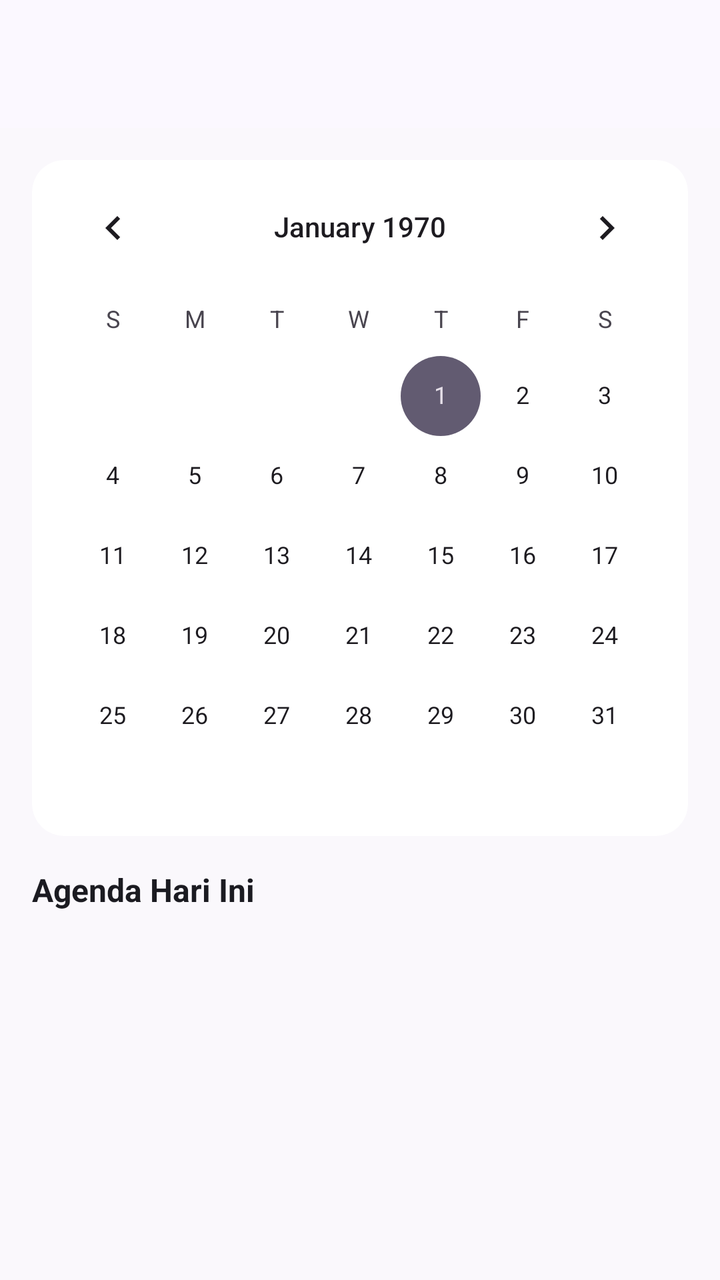
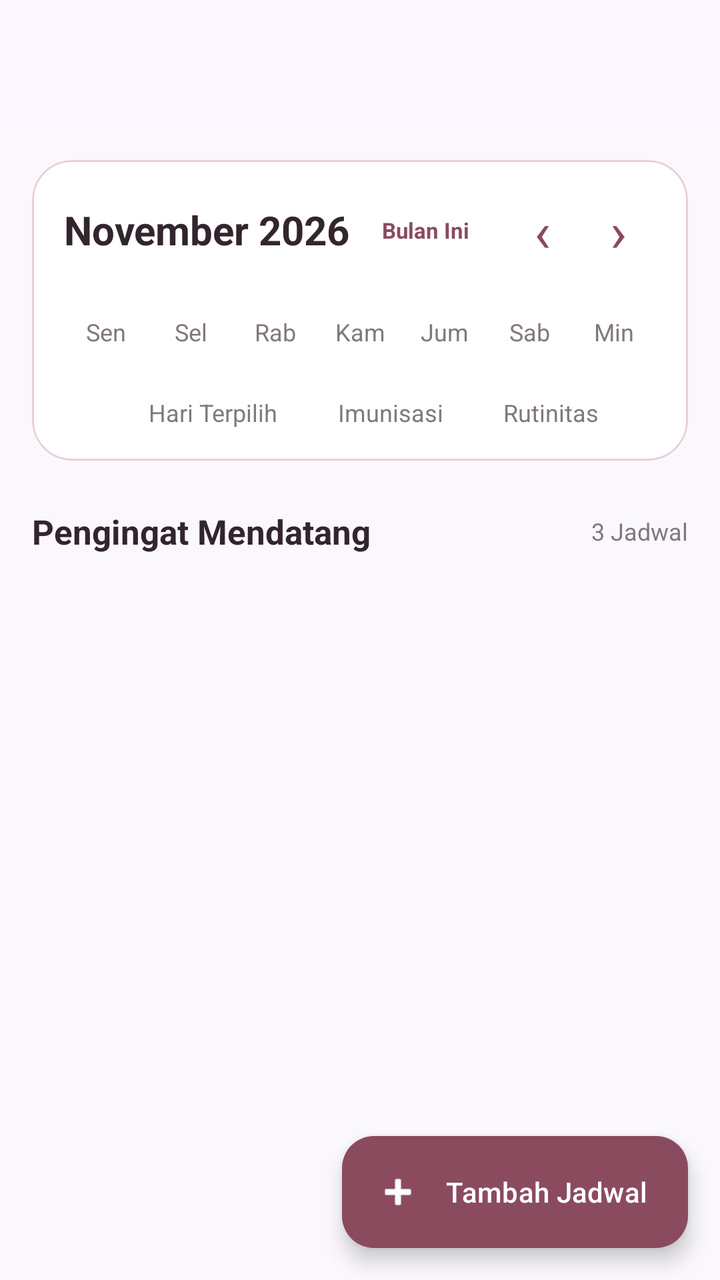

Screens rendered from an Android XML layout before and after an edit, with the pre-edit source and the edit as a unified diff.
<!-- AndroidManifest.xml: application theme Theme.Mutia -->
<!-- res/layout/fragment_jadwal.xml -->
<?xml version="1.0" encoding="utf-8"?>
<androidx.coordinatorlayout.widget.CoordinatorLayout
    xmlns:android="http://schemas.android.com/apk/res/android"
    xmlns:app="http://schemas.android.com/apk/res-auto"
    xmlns:tools="http://schemas.android.com/tools"
    android:layout_width="match_parent"
    android:layout_height="match_parent"
    android:background="#FAF8FC"
    tools:context=".Jadwal.JadwalFragment">

    
    <com.google.android.material.appbar.AppBarLayout
        android:id="@+id/appBarLayout"
        android:layout_width="match_parent"
        android:layout_height="wrap_content"
        android:theme="@style/ThemeOverlay.MaterialComponents.Light"
        app:elevation="0dp">

        <androidx.appcompat.widget.Toolbar
            android:id="@+id/toolbar"
            android:layout_width="match_parent"
            android:layout_height="?attr/actionBarSize"
            android:background="#FBF8FF"
            app:subtitleTextColor="#8A4B5E"
            app:titleTextColor="#1B1B21" />

    </com.google.android.material.appbar.AppBarLayout>

    
    <androidx.core.widget.NestedScrollView
        android:layout_width="match_parent"
        android:layout_height="match_parent"
        android:fillViewport="true"
        app:layout_behavior="@string/appbar_scrolling_view_behavior">

        <LinearLayout
            android:layout_width="match_parent"
            android:layout_height="wrap_content"
            android:orientation="vertical"
            android:padding="16dp">

            
            <com.google.android.material.card.MaterialCardView
                android:layout_width="match_parent"
                android:layout_height="wrap_content"
                android:layout_marginBottom="16dp"
                app:cardBackgroundColor="@color/white"
                app:cardCornerRadius="16dp"
                app:cardElevation="0dp"
                app:strokeWidth="0dp">

                <CalendarView
                    android:id="@+id/calendarView"
                    android:layout_width="match_parent"
                    android:layout_height="wrap_content" />

            </com.google.android.material.card.MaterialCardView>

            
            <TextView
                android:id="@+id/tvSelectedDateHeader"
                android:layout_width="wrap_content"
                android:layout_height="wrap_content"
                android:layout_marginBottom="12dp"
                android:text="Agenda Hari Ini"
                android:textColor="#1B1B21"
                android:textSize="16sp"
                android:textStyle="bold" />

            
            <ListView
                android:id="@+id/listJadwal"
                android:layout_width="match_parent"
                android:layout_height="350dp"
                android:divider="@null"
                android:dividerHeight="8dp"
                android:nestedScrollingEnabled="true" />

        </LinearLayout>
    </androidx.core.widget.NestedScrollView>

</androidx.coordinatorlayout.widget.CoordinatorLayout>
<!-- resources referenced by this layout -->
<resources>
  <color name="white">#FFFFFFFF</color>
  <style name="Theme.Mutia" parent="Base.Theme.Mutia" />
  <style name="Base.Theme.Mutia" parent="Theme.Material3.DayNight.NoActionBar">
          
          
      </style>
</resources>

<!-- the commit's change to res/layout/fragment_jadwal.xml (unified diff, before → after) -->
@@ -10,7 +10,6 @@
 
     
     <com.google.android.material.appbar.AppBarLayout
-        android:id="@+id/appBarLayout"
         android:layout_width="match_parent"
         android:layout_height="wrap_content"
         android:theme="@style/ThemeOverlay.MaterialComponents.Light"
@@ -21,6 +20,7 @@
             android:layout_width="match_parent"
             android:layout_height="?attr/actionBarSize"
             android:background="#FBF8FF"
+            app:layout_scrollFlags="scroll|enterAlways"
             app:subtitleTextColor="#8A4B5E"
             app:titleTextColor="#1B1B21" />
 
@@ -30,7 +30,9 @@
     <androidx.core.widget.NestedScrollView
         android:layout_width="match_parent"
         android:layout_height="match_parent"
+        android:clipToPadding="false"
         android:fillViewport="true"
+        android:paddingBottom="90dp"
         app:layout_behavior="@string/appbar_scrolling_view_behavior">
 
         <LinearLayout
@@ -43,40 +45,362 @@
             <com.google.android.material.card.MaterialCardView
                 android:layout_width="match_parent"
                 android:layout_height="wrap_content"
-                android:layout_marginBottom="16dp"
-                app:cardBackgroundColor="@color/white"
-                app:cardCornerRadius="16dp"
+                app:cardBackgroundColor="#FFFFFF"
+                app:cardCornerRadius="20dp"
                 app:cardElevation="0dp"
-                app:strokeWidth="0dp">
-
-                <CalendarView
-                    android:id="@+id/calendarView"
+                app:strokeColor="#E8CFDC"
+                app:strokeWidth="1dp">
+
+                <LinearLayout
                     android:layout_width="match_parent"
-                    android:layout_height="wrap_content" />
+                    android:layout_height="wrap_content"
+                    android:orientation="vertical"
+                    android:padding="16dp">
+
+                    
+                    <LinearLayout
+                        android:layout_width="match_parent"
+                        android:layout_height="wrap_content"
+                        android:gravity="center_vertical"
+                        android:orientation="horizontal">
+
+                        <TextView
+                            android:id="@+id/tvBulanTahun"
+                            android:layout_width="wrap_content"
+                            android:layout_height="wrap_content"
+                            android:text="November 2026"
+                            android:textColor="#33252D"
+                            android:textSize="20sp"
+                            android:textStyle="bold" />
+
+                        <TextView
+                            android:id="@+id/tvBulanIni"
+                            android:layout_width="wrap_content"
+                            android:layout_height="wrap_content"
+                            android:layout_marginStart="8dp"
+                            android:paddingHorizontal="8dp"
+                            android:paddingVertical="2dp"
+                            android:text="Bulan Ini"
+                            android:textColor="#8A4B5E"
+                            android:textSize="11sp"
+                            android:textStyle="bold" />
+
+                        <View
+                            android:layout_width="0dp"
+                            android:layout_height="0dp"
+                            android:layout_weight="1" />
+
+                        <TextView
+                            android:id="@+id/btnBulanSebelumnya"
+                            android:layout_width="38dp"
+                            android:layout_height="38dp"
+                            android:background="?attr/selectableItemBackgroundBorderless"
+                            android:contentDescription="Bulan sebelumnya"
+                            android:gravity="center"
+                            android:text="‹"
+                            android:textColor="#8A4B5E"
+                            android:textSize="28sp" />
+
+                        <TextView
+                            android:id="@+id/btnBulanBerikutnya"
+                            android:layout_width="38dp"
+                            android:layout_height="38dp"
+                            android:background="?attr/selectableItemBackgroundBorderless"
+                            android:contentDescription="Bulan berikutnya"
+                            android:gravity="center"
+                            android:text="›"
+                            android:textColor="#8A4B5E"
+                            android:textSize="28sp" />
+
+                    </LinearLayout>
+
+                    
+                    <GridLayout
+                        android:layout_width="match_parent"
+                        android:layout_height="40dp"
+                        android:layout_marginTop="12dp"
+                        android:columnCount="7">
+
+                        <TextView
+                            android:layout_width="0dp"
+                            android:layout_height="match_parent"
+                            android:layout_columnWeight="1"
+                            android:gravity="center"
+                            android:text="Sen"
+                            android:textColor="#827780"
+                            android:textSize="12sp" />
+
+                        <TextView
+                            android:layout_width="0dp"
+                            android:layout_height="match_parent"
+                            android:layout_columnWeight="1"
+                            android:gravity="center"
+                            android:text="Sel"
+                            android:textColor="#827780"
+                            android:textSize="12sp" />
+
+                        <TextView
+                            android:layout_width="0dp"
+                            android:layout_height="match_parent"
+                            android:layout_columnWeight="1"
+                            android:gravity="center"
+                            android:text="Rab"
+                            android:textColor="#827780"
+                            android:textSize="12sp" />
+
+                        <TextView
+                            android:layout_width="0dp"
+                            android:layout_height="match_parent"
+                            android:layout_columnWeight="1"
+                            android:gravity="center"
+                            android:text="Kam"
+                            android:textColor="#827780"
+                            android:textSize="12sp" />
+
+                        <TextView
+                            android:layout_width="0dp"
+                            android:layout_height="match_parent"
+                            android:layout_columnWeight="1"
+                            android:gravity="center"
+                            android:text="Jum"
+                            android:textColor="#827780"
+                            android:textSize="12sp" />
+
+                        <TextView
+                            android:layout_width="0dp"
+                            android:layout_height="match_parent"
+                            android:layout_columnWeight="1"
+                            android:gravity="center"
+                            android:text="Sab"
+                            android:textColor="#827780"
+                            android:textSize="12sp" />
+
+                        <TextView
+                            android:layout_width="0dp"
+                            android:layout_height="match_parent"
+                            android:layout_columnWeight="1"
+                            android:gravity="center"
+                            android:text="Min"
+                            android:textColor="#827780"
+                            android:textSize="12sp" />
+
+                    </GridLayout>
+
+                    
+                    <GridLayout
+                        android:id="@+id/gridKalender"
+                        android:layout_width="match_parent"
+                        android:layout_height="wrap_content"
+                        android:alignmentMode="alignMargins"
+                        android:columnCount="7"
+                        android:rowCount="6"
+                        android:useDefaultMargins="false" />
+
+                    
+                    <LinearLayout
+                        android:layout_width="match_parent"
+                        android:layout_height="wrap_content"
+                        android:layout_marginTop="12dp"
+                        android:gravity="center"
+                        android:orientation="horizontal">
+
+                        <View
+                            android:id="@+id/dotLegend1"
+                            android:layout_width="8dp"
+                            android:layout_height="8dp" />
+
+                        <TextView
+                            android:layout_width="wrap_content"
+                            android:layout_height="wrap_content"
+                            android:layout_marginStart="6dp"
+                            android:layout_marginEnd="16dp"
+                            android:text="Hari Terpilih"
+                            android:textColor="#827780"
+                            android:textSize="12sp" />
+
+                        <View
+                            android:id="@+id/dotLegend2"
+                            android:layout_width="8dp"
+                            android:layout_height="8dp" />
+
+                        <TextView
+                            android:layout_width="wrap_content"
+                            android:layout_height="wrap_content"
+                            android:layout_marginStart="6dp"
+                            android:layout_marginEnd="16dp"
+                            android:text="Imunisasi"
+                            android:textColor="#827780"
+                            android:textSize="12sp" />
+
+                        <View
+                            android:id="@+id/dotLegend3"
+                            android:layout_width="8dp"
+                            android:layout_height="8dp" />
+
+                        <TextView
+                            android:layout_width="wrap_content"
+                            android:layout_height="wrap_content"
+                            android:layout_marginStart="6dp"
+                            android:text="Rutinitas"
+                            android:textColor="#827780"
+                            android:textSize="12sp" />
+
+                    </LinearLayout>
+
+                </LinearLayout>
 
             </com.google.android.material.card.MaterialCardView>
 
             
-            <TextView
-                android:id="@+id/tvSelectedDateHeader"
-                android:layout_width="wrap_content"
+            <LinearLayout
+                android:layout_width="match_parent"
                 android:layout_height="wrap_content"
-                android:layout_marginBottom="12dp"
-                android:text="Agenda Hari Ini"
-                android:textColor="#1B1B21"
-                android:textSize="16sp"
-                android:textStyle="bold" />
+                android:layout_marginTop="24dp"
+                android:gravity="center_vertical"
+                android:orientation="horizontal">
+
+                <TextView
+                    android:layout_width="0dp"
+                    android:layout_height="wrap_content"
+                    android:layout_weight="1"
+                    android:text="Pengingat Mendatang"
+                    android:textColor="#33252D"
+                    android:textSize="17sp"
+                    android:textStyle="bold" />
+
+                <TextView
+                    android:id="@+id/tvJumlahPengingat"
+                    android:layout_width="wrap_content"
+                    android:layout_height="wrap_content"
+                    android:text="3 Jadwal"
+                    android:textColor="#827780"
+                    android:textSize="12sp" />
+
+            </LinearLayout>
 
             
             <ListView
-                android:id="@+id/listJadwal"
+                android:id="@+id/listViewJadwal"
                 android:layout_width="match_parent"
-                android:layout_height="350dp"
-                android:divider="@null"
-                android:dividerHeight="8dp"
-                android:nestedScrollingEnabled="true" />
+                android:layout_height="wrap_content"
+                android:layout_marginTop="12dp"
+                android:divider="@android:color/transparent"
+                android:dividerHeight="10dp"
+                android:nestedScrollingEnabled="false"
+                android:overScrollMode="never"
+                android:scrollbars="none"
+                tools:listitem="@layout/item_jadwal" />
+
+            <TextView
+                android:id="@+id/tvJadwalKosong"
+                android:layout_width="match_parent"
+                android:layout_height="wrap_content"
+                android:gravity="center"
+                android:padding="24dp"
+                android:text="Belum ada pengingat mendatang."
+                android:textColor="#827780"
+                android:textSize="13sp"
+                android:visibility="gone" />
 
         </LinearLayout>
+
     </androidx.core.widget.NestedScrollView>
 
+    
+    <com.google.android.material.floatingactionbutton.ExtendedFloatingActionButton
+        android:id="@+id/btnTambahJadwal"
+        android:layout_width="wrap_content"
+        android:layout_height="wrap_content"
+        android:layout_gravity="bottom|end"
+        android:layout_margin="16dp"
+        android:contentDescription="Tambah jadwal"
+        android:text="Tambah Jadwal"
+        android:textColor="#FFFFFF"
+        app:backgroundTint="#8A4B5E"
+        app:icon="@android:drawable/ic_input_add"
+        app:iconTint="#FFFFFF" />
+
 </androidx.coordinatorlayout.widget.CoordinatorLayout>
+<!-- res/layout/item_jadwal.xml (included above) -->
+<?xml version="1.0" encoding="utf-8"?>
+<com.google.android.material.card.MaterialCardView
+    xmlns:android="http://schemas.android.com/apk/res/android"
+    xmlns:app="http://schemas.android.com/apk/res-auto"
+    android:layout_width="match_parent"
+    android:layout_height="wrap_content"
+    app:cardBackgroundColor="#FFFFFF"
+    app:cardCornerRadius="18dp"
+    app:cardElevation="0dp"
+    app:strokeColor="#E8CFDC"
+    app:strokeWidth="1dp">
+
+    <androidx.constraintlayout.widget.ConstraintLayout
+        android:layout_width="match_parent"
+        android:layout_height="wrap_content"
+        android:padding="16dp">
+
+        <ImageView
+            android:id="@+id/iconImg"
+            android:layout_width="52dp"
+            android:layout_height="52dp"
+            android:contentDescription="Ikon jadwal"
+            android:padding="13dp"
+            app:layout_constraintStart_toStartOf="parent"
+            app:layout_constraintTop_toTopOf="parent" />
+
+        <TextView
+            android:id="@+id/textTitle"
+            android:layout_width="0dp"
+            android:layout_height="wrap_content"
+            android:layout_marginStart="14dp"
+            android:layout_marginEnd="8dp"
+            android:text="Judul Jadwal"
+            android:textColor="#33252D"
+            android:textSize="16sp"
+            android:textStyle="bold"
+            app:layout_constraintEnd_toStartOf="@+id/textArrow"
+            app:layout_constraintStart_toEndOf="@+id/iconImg"
+            app:layout_constraintTop_toTopOf="parent" />
+
+        <TextView
+            android:id="@+id/textWaktu"
+            android:layout_width="0dp"
+            android:layout_height="wrap_content"
+            android:layout_marginStart="14dp"
+            android:layout_marginTop="4dp"
+            android:layout_marginEnd="8dp"
+            android:text="10 November 2026 • 09.00 WIB"
+            android:textColor="#827780"
+            android:textSize="12sp"
+            app:layout_constraintEnd_toStartOf="@+id/textArrow"
+            app:layout_constraintStart_toEndOf="@+id/iconImg"
+            app:layout_constraintTop_toBottomOf="@+id/textTitle" />
+
+        <TextView
+            android:id="@+id/textStatus"
+            android:layout_width="wrap_content"
+            android:layout_height="wrap_content"
+            android:layout_marginStart="14dp"
+            android:layout_marginTop="8dp"
+            android:paddingHorizontal="10dp"
+            android:paddingVertical="3dp"
+            android:text="Terjadwal"
+            android:textSize="11sp"
+            android:textStyle="bold"
+            app:layout_constraintStart_toEndOf="@+id/iconImg"
+            app:layout_constraintTop_toBottomOf="@+id/textWaktu" />
+
+        <TextView
+            android:id="@+id/textArrow"
+            android:layout_width="wrap_content"
+            android:layout_height="wrap_content"
+            android:text="›"
+            android:textColor="#B9A5B0"
+            android:textSize="26sp"
+            app:layout_constraintBottom_toBottomOf="parent"
+            app:layout_constraintEnd_toEndOf="parent"
+            app:layout_constraintTop_toTopOf="parent" />
+
+    </androidx.constraintlayout.widget.ConstraintLayout>
+
+</com.google.android.material.card.MaterialCardView>
<!-- resource entries referenced after the edit -->
@@ -1,6 +1,5 @@
 <!-- resources referenced by this layout -->
 <resources>
-  <color name="white">#FFFFFFFF</color>
   <style name="Theme.Mutia" parent="Base.Theme.Mutia" />
   <style name="Base.Theme.Mutia" parent="Theme.Material3.DayNight.NoActionBar">
           
